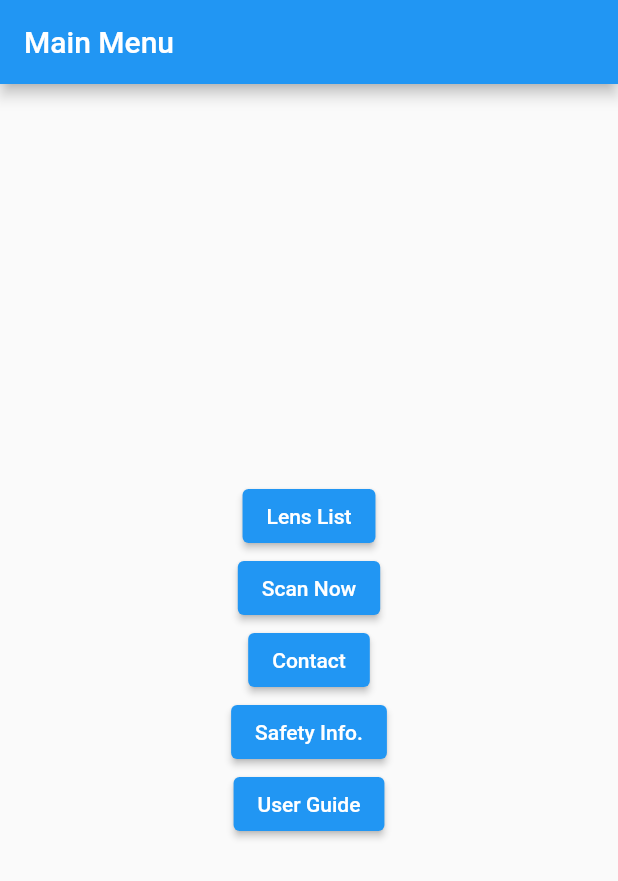
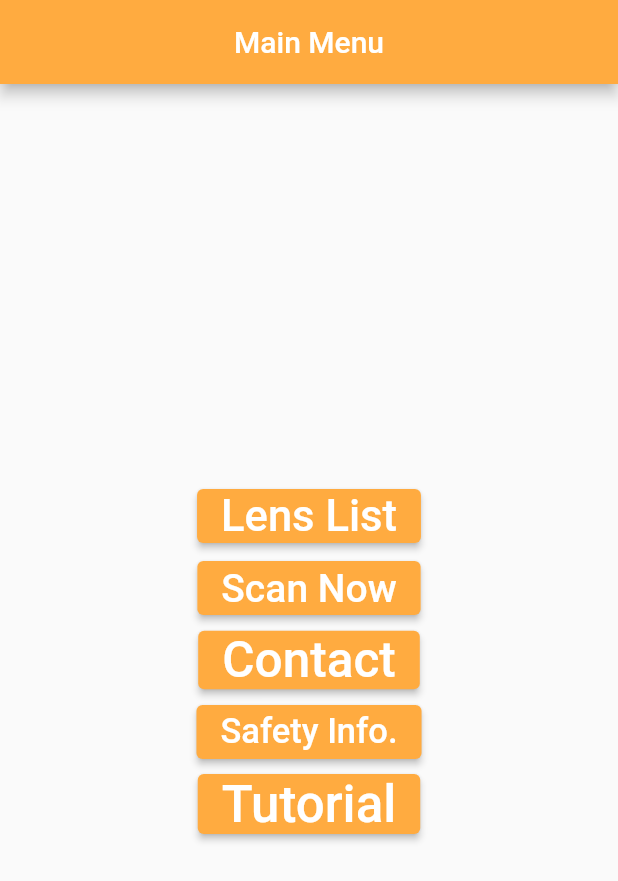
Before and after one commit to hayabusa2022/MataZard-Final, a Flutter app: the screen it shows after launch, on a phone screen of 412 x 824 dp. Shown: the top 881 px of the screen. Run offline on Flutter 3.47's test engine with Material 2 defaults, Android fonts, the phone set to English and light mode, and no system bars; our stand-ins replace plugin_platform_interface, video_player; missing offline and left inert: dart:html.

Commit message:
5th Commit
Stylized the button on the main menu, added app bar in the tutorial module.

```diff
--- a/camerakit-flutter-main/example/lib/main.dart
+++ b/camerakit-flutter-main/example/lib/main.dart
@@ -79,6 +79,8 @@ class _MyAppState extends State<MyApp> implements CameraKitFlutterEvents {
     return Scaffold(
       appBar: AppBar(
         title: const Text('Main Menu'),
+        backgroundColor: Colors.orangeAccent,
+        centerTitle: true,
       ),
       body: Center(
         child: Column(
@@ -91,31 +93,61 @@ class _MyAppState extends State<MyApp> implements CameraKitFlutterEvents {
                   setState(() {});
                   getGroupLenses();
                 },
-                child: const Text("Lens List")),
+                style: ElevatedButton.styleFrom(
+                  primary: Colors.orangeAccent,
+                ),
+                child: const Text(
+                  "Lens List",
+                  style: TextStyle(fontSize: 29),
+                )),
             ElevatedButton(
                 onPressed: () {
                   initCameraKit();
                 },
-                child: const Text("Scan Now")),
+                style: ElevatedButton.styleFrom(
+                  primary: Colors.orangeAccent,
+                ),
+                child: const Text(
+                  "Scan Now",
+                  style: TextStyle(fontSize: 26),
+                )),
             isLensListPressed ? const CircularProgressIndicator() : Container(),
             ElevatedButton(
                 onPressed: () {
                   Navigator.push(context,
                       MaterialPageRoute(builder: (context) => MyContact()));
                 },
-                child: const Text("Contact")),
+                style: ElevatedButton.styleFrom(
+                  primary: Colors.orangeAccent,
+                ),
+                child: const Text(
+                  "Contact",
+                  style: TextStyle(fontSize: 33),
+                )),
             ElevatedButton(
                 onPressed: () {
                   Navigator.push(context,
                       MaterialPageRoute(builder: (context) => Safetytips()));
                 },
-                child: const Text("Safety Info.")),
+                style: ElevatedButton.styleFrom(
+                  primary: Colors.orangeAccent,
+                ),
+                child: const Text(
+                  "Safety Info.",
+                  style: TextStyle(fontSize: 23),
+                )),
             ElevatedButton(
                 onPressed: () {
                   Navigator.push(context,
                       MaterialPageRoute(builder: (context) => MyGuide()));
                 },
-                child: const Text("User Guide")),
+                style: ElevatedButton.styleFrom(
+                  primary: Colors.orangeAccent,
+                ),
+                child: const Text(
+                  "Tutorial",
+                  style: TextStyle(fontSize: 34),
+                )),
           ],
         ),
       ),
--- a/camerakit-flutter-main/example/lib/user_guide.dart
+++ b/camerakit-flutter-main/example/lib/user_guide.dart
@@ -1,3 +1,5 @@
+// ignore_for_file: prefer_const_constructors
+
 import 'package:flutter/material.dart';
 import 'package:camerakit_flutter_example/main.dart';
 
@@ -6,6 +8,21 @@ class MyGuide extends StatelessWidget {
 
   @override
   Widget build(BuildContext context) {
-    return const Placeholder();
+    return MaterialApp(
+        home: Scaffold(
+      appBar: AppBar(
+        title: Text('User Guide'),
+        backgroundColor: Colors.orangeAccent,
+        elevation: 0,
+        leading: IconButton(
+          icon: Icon(Icons.arrow_back),
+          onPressed: () {
+            Navigator.pop(
+                context, MaterialPageRoute(builder: (context) => MyApp()));
+          },
+        ),
+        centerTitle: true,
+      ),
+    ));
   }
 }
```
